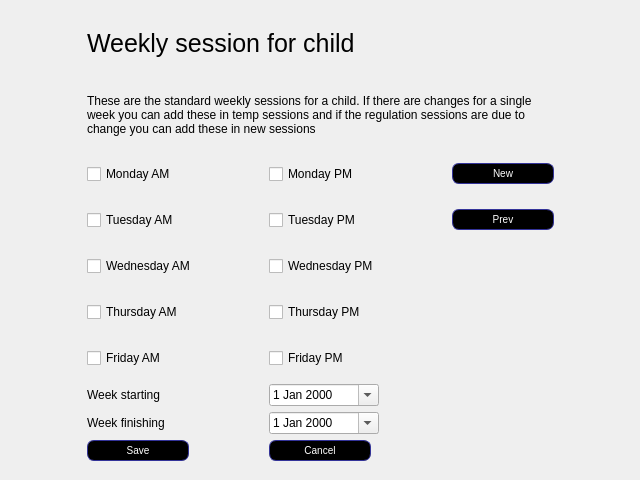
Above: SessionsBooking/sessionsform.ui from d-c-hope/NurserySessionsSheets before the change. Below: the same form after it.
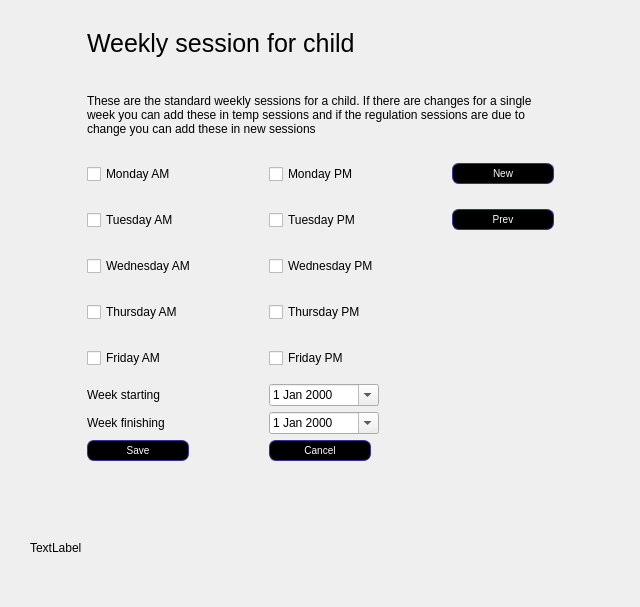
That is the form after the change.

Patch:
```diff
--- a/SessionsBooking/sessionsform.ui
+++ b/SessionsBooking/sessionsform.ui
@@ -7,7 +7,7 @@
     <x>0</x>
     <y>0</y>
     <width>640</width>
-    <height>480</height>
+    <height>607</height>
    </rect>
   </property>
   <property name="windowTitle">
@@ -245,6 +245,19 @@
     </item>
    </layout>
   </widget>
+  <widget class="QLabel" name="pageLabel">
+   <property name="geometry">
+    <rect>
+     <x>30</x>
+     <y>540</y>
+     <width>59</width>
+     <height>16</height>
+    </rect>
+   </property>
+   <property name="text">
+    <string>TextLabel</string>
+   </property>
+  </widget>
  </widget>
  <resources/>
  <connections/>
```
